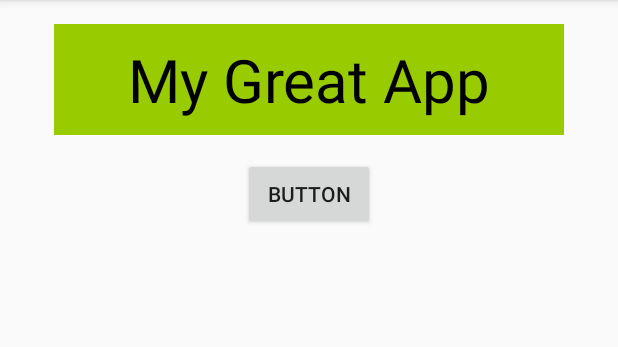
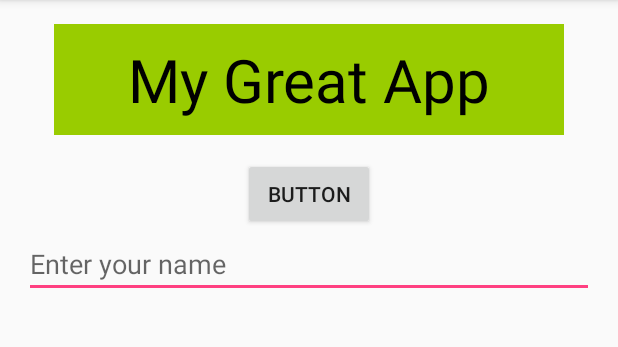
Before and after one commit to malikalichsan/demo-app, an Android app: the screen it shows after launch (MainActivity), after a tap on "BUTTON", on a phone screen of 412 x 824 dp, the part 84-431 px from its top. Run offline under Robolectric (Android 15) with nearby library versions, the phone set to English and light mode, and no system bars.

Commit message:
Retrieving info from text field and show in logcat

```diff
--- a/app/src/main/java/com/example/demoapp/MainActivity.java
+++ b/app/src/main/java/com/example/demoapp/MainActivity.java
@@ -4,11 +4,14 @@ import android.support.v7.app.AppCompatActivity;
 import android.os.Bundle;
 import android.util.Log;
 import android.view.View;
+import android.widget.EditText;
 
 public class MainActivity extends AppCompatActivity {
 
     public void clickFunction(View view) {
-        Log.i("Info", "Button Pressed");
+        EditText myTextField = (EditText) findViewById(R.id.myTextField);
+
+        Log.i("Info", myTextField.getText().toString());
     }
 
     @Override
--- a/app/src/main/res/layout/activity_main.xml
+++ b/app/src/main/res/layout/activity_main.xml
@@ -30,4 +30,13 @@
         android:onClick="clickFunction"
         android:text="Button" />
 
+    <EditText
+        android:id="@+id/myTextField"
+        android:layout_width="match_parent"
+        android:layout_height="wrap_content"
+        android:layout_below="@+id/button"
+        android:layout_centerHorizontal="true"
+        android:ems="10"
+        android:hint="Enter your name" />
+
 </RelativeLayout>
```
